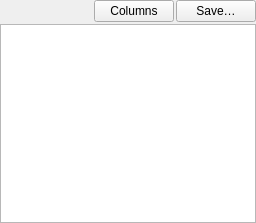
This is src/datalist.ui in metno/kvhqc as Qt 5 draws it before an edit. The edited form follows.
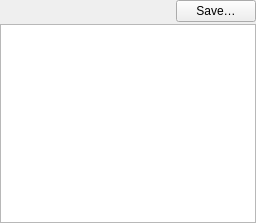
This is the edited form. Custom widgets are drawn as their Qt base class.

```diff
--- a/src/datalist.ui
+++ b/src/datalist.ui
@@ -41,16 +41,6 @@
        </property>
       </spacer>
      </item>
-     <item>
-      <widget class="QPushButton" name="buttonColumnMenu">
-       <property name="toolTip">
-        <string>Mofify table columns.</string>
-       </property>
-       <property name="text">
-        <string>Columns</string>
-       </property>
-      </widget>
-     </item>
      <item>
       <widget class="QPushButton" name="buttonSaveAs">
        <property name="toolTip">
```
Left out of the diff: 2 changed lines with no effect on the pictures.
